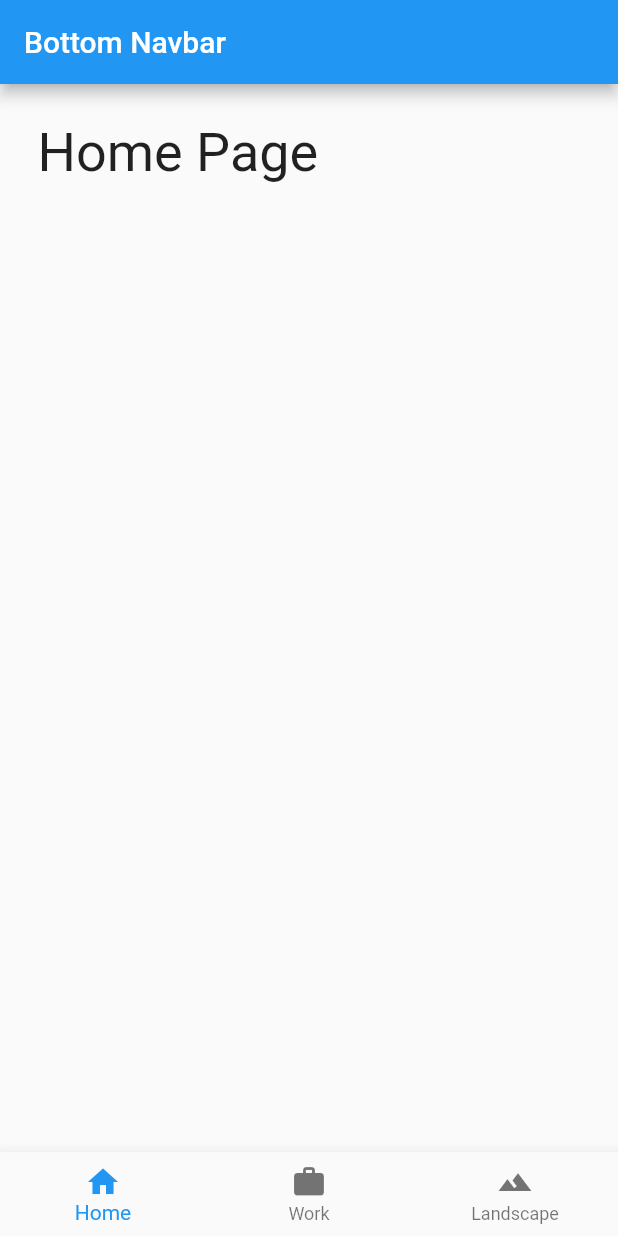
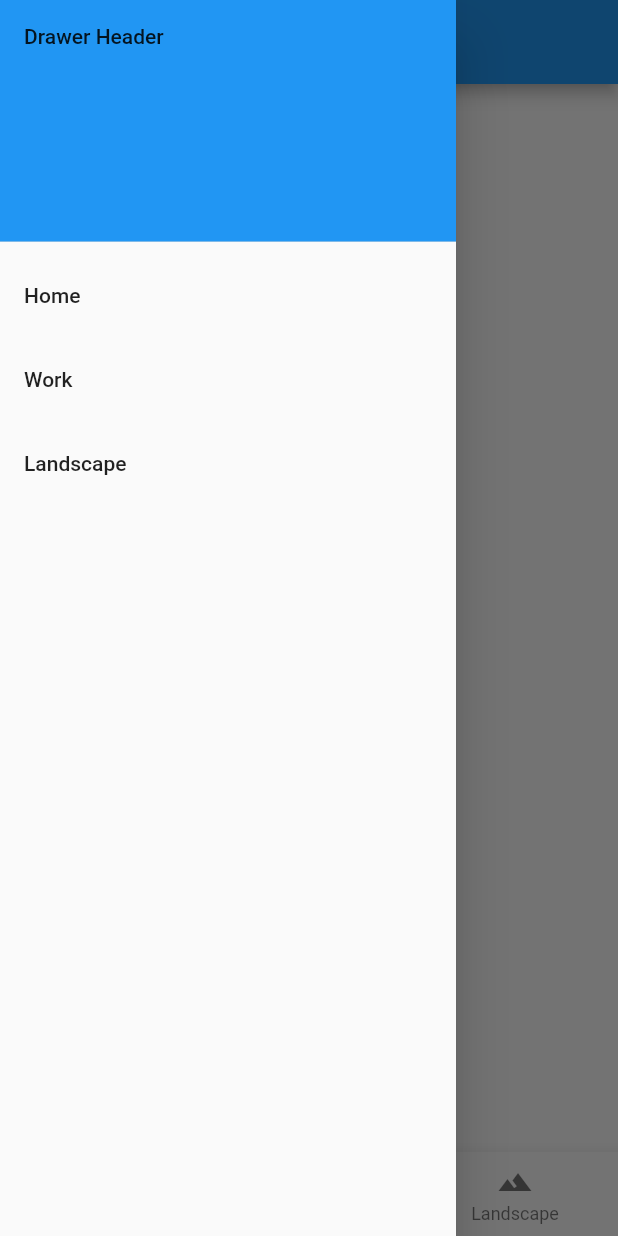
Before and after one commit to amirulasrof/flutter-bottom-nav-bar, a Flutter app: the screen it shows after launch, with the side drawer open (before the commit the screen has no drawer), on a phone screen of 412 x 824 dp. Run offline on Flutter 3.47's test engine with Material 2 defaults, Android fonts, the phone set to English and light mode, and no system bars.

Commit message:
working drawer with bottom tabs

```diff
--- a/lib/main.dart
+++ b/lib/main.dart
@@ -1,27 +1,157 @@
+// import 'package:flutter/material.dart';
+
+// //import pages to display upon clicked tabs in form of eg: HomePage()
+// import './pages/Home.dart';
+// import './pages/Work.dart';
+// import './pages/Landscape.dart';
+
+// void main() => runApp(MyApp());
+
+// //differences between stateful and stateless
+// //https://flutterdoc.com/stateful-or-stateless-widgets-42a132e529ed
+
+// class MyApp extends StatefulWidget {
+
+//   @override
+//   State<StatefulWidget> createState() {
+//     return MyAppState();
+//   }
+// }
+// class MyAppState extends State<MyApp> {
+//   //set initial value
+//   int _selectedPage = 0;
+
+//   //workaround hack
+//   var _selectedTitle = 'Home';
+
+//   //set array that pass page that been imported
+//   final _pageOptions = [
+//     HomePage(),
+//     WorkPage(),
+//     LandscapePage(),
+//   ];
+
+//   @override
+//   Widget build(BuildContext context) {
+//     return MaterialApp(
+
+//       title: 'Flutter',
+
+//       //Theme
+//       theme: ThemeData(
+//         primarySwatch: Colors.red,
+//       ),
+
+//       //Scaffold
+//       home: Scaffold(
+
+//         //header
+//         appBar: AppBar(
+//           title: Text(_selectedTitle),
+//         ),
+
+//         //body -> content of page selected
+//         //fired via sidemenu @ tabs (refer: onTap)
+//         body: _pageOptions[ _selectedPage ],
+
+//         bottomNavigationBar: BottomNavigationBar(
+
+//           //currentIndex -> tab index value
+//           currentIndex: _selectedPage,
+
+//           //upon tap
+//           onTap: (int index) {
+//             setState(() {
+//               _selectedPage = index;
+
+//               if(index == 0){
+//                 _selectedTitle = 'Home';
+//               }
+
+//               if(index == 1){
+//                 _selectedTitle = 'Work';
+//               }
+
+//               if(index == 2){
+//                 _selectedTitle = 'Landscape';
+//               }
+//             });
+//           },
+
+//           items: [
+//             BottomNavigationBarItem(
+//               icon: Icon(Icons.home),
+//               title: Text('Home')
+//             ),
+
+//             BottomNavigationBarItem(
+//               icon: Icon(Icons.work),
+//               title: Text('Work')
+//             ),
+
+//             BottomNavigationBarItem(
+//               icon: Icon(Icons.landscape),
+//               title: Text('Landscape')
+//             ),
+//           ],
+//         ),
+//       ),
+
+//     );
+//   }
+// }
+
 import 'package:flutter/material.dart';
 
-//import pages to display upon clicked tabs
-import './Home.dart';
-import './Work.dart';
-import './Landscape.dart';
+//Import pages as eg: HomePage()
+import './pages/Home.dart';
+import './pages/Work.dart';
+import './pages/Landscape.dart';
 
+//1
+//Upon init run this
 void main() => runApp(MyApp());
 
-//differences between stateful and stateless
-//https://flutterdoc.com/stateful-or-stateless-widgets-42a132e529ed
-
-class MyApp extends StatefulWidget {
-
+//Since materialApp is used once, declare it on StatelessWidget then
+//point the home into a StatefulWidget
+class MyApp extends StatelessWidget {
+  // This widget is the root of your application.
   @override
-  State<StatefulWidget> createState() {
-    return MyAppState();
+  Widget build(BuildContext context) {
+    return MaterialApp(
+      title: 'Flutter Code Sample for material.Scaffold',
+      theme: ThemeData(
+        primarySwatch: Colors.blue,
+      ),
+      home: MyStatefulWidget(),
+    );
   }
 }
 
-class MyAppState extends State<MyApp> {
+/*
+  In flutter "_" means that
+  It's not just a naming convention.
+  Underscore fields, classes and methods will only be available in the .dart file where they are defined.
+  It is common practice to make the State implementation of a widget private,
+  so that it can only be instantiated by the corresponding StatefulWidget:
+*/
+
+//2
+class MyStatefulWidget extends StatefulWidget {
+  MyStatefulWidget({Key key}) : super(key: key);
+
+  @override
+  _MyStatefulWidgetState createState() => _MyStatefulWidgetState();
+}
+
+//3
+class _MyStatefulWidgetState extends State<MyStatefulWidget> {
 
   //set initial value
   int _selectedPage = 0;
+
+  //workaround hack
+  var _selectedTitle = 'Home';
 
   //set array that pass page that been imported
   final _pageOptions = [
@@ -30,35 +160,88 @@ class MyAppState extends State<MyApp> {
     LandscapePage(),
   ];
 
-  @override
   Widget build(BuildContext context) {
-    return MaterialApp(
-      title: 'Demo',
+    return Scaffold(
 
-      //Theme
-      theme: ThemeData(
-        primarySwatch: Colors.blue,
-      ),
-
-      home: Scaffold(
-
-        //header
       appBar: AppBar(
-          title: Text('Bottom Navbar'),
+        title: Text(_selectedTitle),
       ),
 
       //body -> content of page selected
+      //fired via sidemenu @ tabs (refer: onTap)
       body: _pageOptions[ _selectedPage ],
 
+      drawer: Drawer(
+        child: ListView(
+          // Important: Remove any padding from the ListView.
+          padding: EdgeInsets.zero,
+
+          children: <Widget>[
+
+            DrawerHeader(
+              child: Text('Drawer Header'),
+              decoration: BoxDecoration(
+                color: Colors.blue,
+              ),
+            ),
+
+            ListTile(
+              title: Text('Home'),
+              onTap: () {
+
+                setState(() {
+                  _selectedPage = 0;
+                });
+
+                Navigator.pop(context);
+              },
+            ),
+            ListTile(
+              title: Text('Work'),
+              onTap: () {
+
+                setState(() {
+                  _selectedPage = 1;
+                });
+
+                Navigator.pop(context);
+              },
+            ),
+            ListTile(
+              title: Text('Landscape'),
+              onTap: () {
+                setState(() {
+                  _selectedPage = 2;
+                });
+
+                Navigator.pop(context);
+              },
+            ),
+          ],
+        ),
+      ),
+
       bottomNavigationBar: BottomNavigationBar(
-
         //currentIndex -> tab index value
         currentIndex: _selectedPage,
 
         //upon tap
         onTap: (int index) {
           setState(() {
+
             _selectedPage = index;
+
+            if(index == 0){
+              _selectedTitle = 'Home';
+            }
+
+            if(index == 1){
+              _selectedTitle = 'Work';
+            }
+
+            if(index == 2){
+              _selectedTitle = 'Landscape';
+            }
           });
         },
 
@@ -79,7 +262,6 @@ class MyAppState extends State<MyApp> {
           ),
         ],
       ),
-      ),
     );
   }
 }
```
Also changed, not shown: lib/pages/Home.dart (line endings or trailing spaces), lib/pages/Landscape.dart (renamed from lib/Landscape.dart), lib/pages/Work.dart (renamed from lib/Work.dart). Lines whose indentation alone changed are shown as unchanged.
